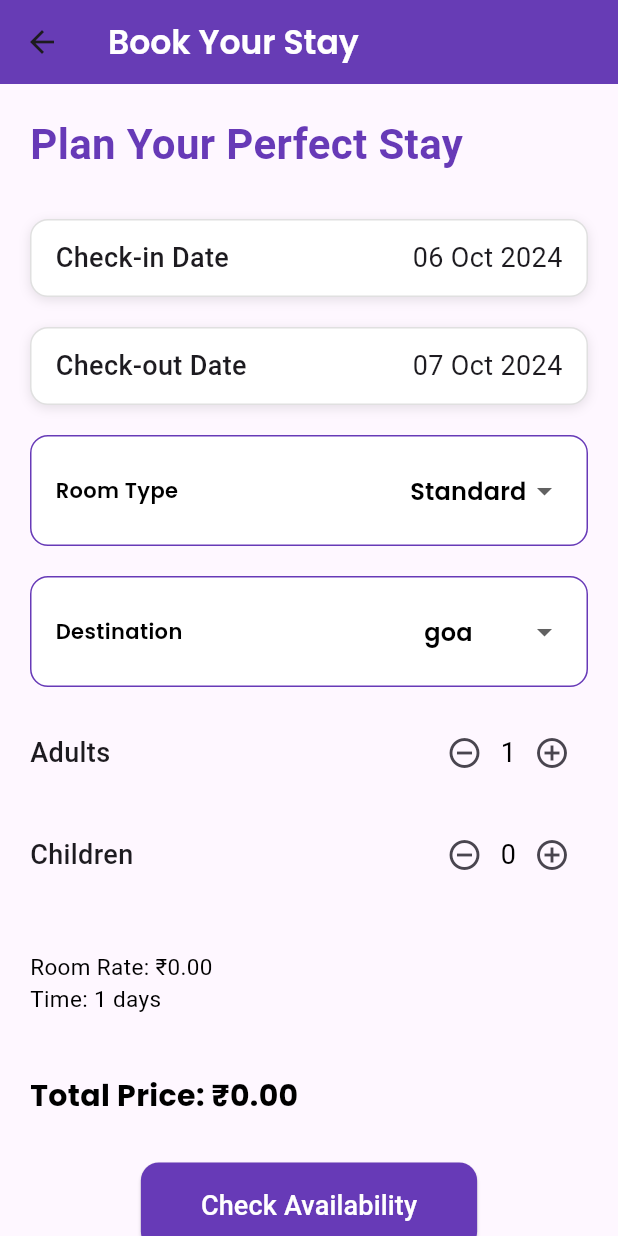
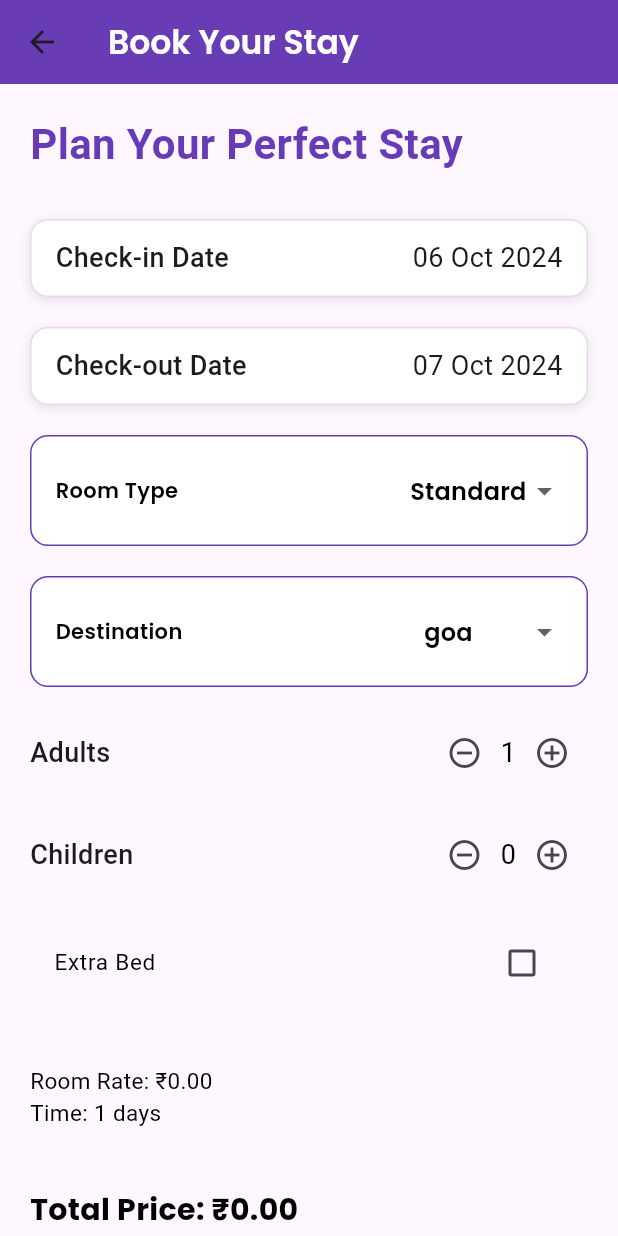
Before and after one commit to SohalSawardekar/Hotel_Booking_App, a Flutter app: the screen it shows once a user with an empty profile is signed in, item 3 of the bottom bar chosen, on a phone screen of 412 x 824 dp. Run offline on Flutter 3.47's test engine with Material 3 defaults, Android fonts, the phone set to English and light mode, and no system bars; our stand-ins replace carousel_slider, cloud_firestore, firebase_auth, firebase_core, flutter_rating_bar, google_fonts and 3 more; missing offline and left inert: dart:ffi, razorpay_flutter, upi_india; accounts and stored records are empty.

Commit message:
booking changes

```diff
--- a/lib/constants/ImportFiles.dart
+++ b/lib/constants/ImportFiles.dart
@@ -38,7 +38,6 @@ export 'package:hotel_booking/screens/bookings/bookingHistory.dart';
 export 'package:hotel_booking/screens/bookings/VillaBookingPage.dart';
 export 'package:hotel_booking/screens/rooms/VillaGalleryPage.dart';
 export 'package:razorpay_flutter/razorpay_flutter.dart';
-
 export 'package:hotel_booking/constants/data.dart';
 export 'package:hotel_booking/constants/theme.dart';
 export 'package:hotel_booking/constants/firebase_options.dart';
--- a/lib/screens/bookings/bookings.dart
+++ b/lib/screens/bookings/bookings.dart
@@ -1,3 +1,5 @@
+// ignore_for_file: unused_element
+
 import 'package:intl/intl.dart';
 import '../../constants/ImportFiles.dart';
 
@@ -29,6 +31,7 @@ class _BookingPageState extends State<BookingPage> {
   String selectedRoomType = "Standard";
   String selectedlocation = "goa";
   bool isLoading = false;
+  bool extrabed = false;
 
   final List<String> roomTypes = [
     "Standard",
@@ -85,7 +88,11 @@ class _BookingPageState extends State<BookingPage> {
   double _calculateTotalPrice() {
     if (checkInDate != null && checkOutDate != null) {
       int numberOfNights = checkOutDate!.difference(checkInDate!).inDays;
-      return numberOfNights * roomRate + (adults - 1) * 500 + children * 300;
+      double price = extrabed ? 1000.0 : 0.0;
+      return numberOfNights * roomRate +
+          (adults - 1) * 500 +
+          children * 300 +
+          price;
     }
     return 0.0;
   }
@@ -254,6 +261,24 @@ class _BookingPageState extends State<BookingPage> {
                   children,
                   () => setState(() => children++),
                   () => setState(() => children > 0 ? children-- : null)),
+              const SizedBox(height: 20),
+              // Extra Bed Checkbox
+              CheckboxListTile(
+                title: Text(
+                  'Extra Bed',
+                  style: TextStyle(
+                    fontSize: 15,
+                    color: isDarkMode ? Colors.white : Colors.black,
+                  ),
+                ),
+                value: extrabed,
+                onChanged: (bool? value) {
+                  setState(() {
+                    extrabed = value!;
+                  });
+                },
+                activeColor: Colors.deepPurple,
+              ),
               const SizedBox(height: 40),
               isLoading
                   ? const SizedBox.shrink()
```
